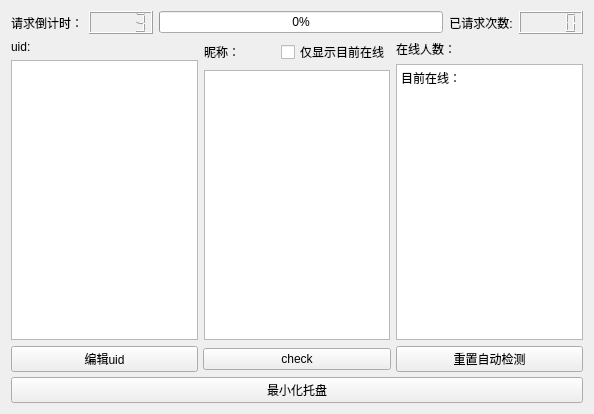
The window that 20210804/widget.ui (xuronghua2001/bilibiliLiveTimer) describes before a commit, drawn with Qt 5.
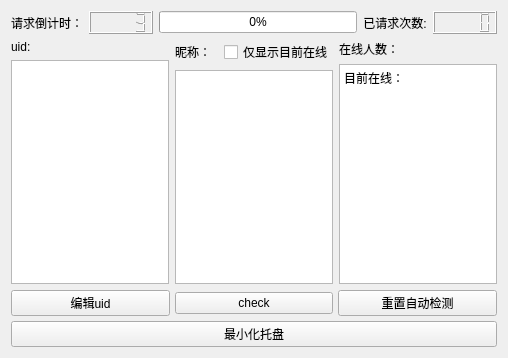
The same window after the commit. Icons and pictures are not drawn.

The edit to the form file:
```diff
--- a/20210804/widget.ui
+++ b/20210804/widget.ui
@@ -6,8 +6,8 @@
    <rect>
     <x>0</x>
     <y>0</y>
-    <width>594</width>
-    <height>414</height>
+    <width>508</width>
+    <height>358</height>
    </rect>
   </property>
   <property name="cursor">
```
Left out of the diff: 2 changed lines with no effect on the pictures.
